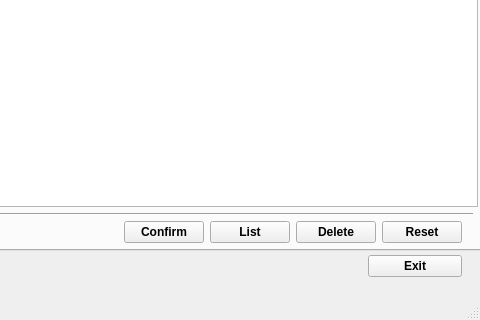
The window that uiresponsable.ui (thiongane-ndiaga/gestion_des_notes) describes before a commit, drawn with Qt 5; both pictures show x 480 to 960 and y 220 to 540 of the 960 by 540 pixel window.
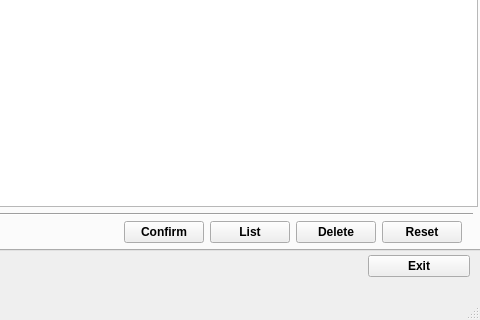
The same window after the commit. The open tabs and pages were chosen to show the change.

What changed in the file:
```diff
--- a/uiresponsable.ui
+++ b/uiresponsable.ui
@@ -2059,7 +2059,7 @@
      <rect>
       <x>848</x>
       <y>470</y>
-      <width>121</width>
+      <width>129</width>
       <height>33</height>
      </rect>
     </property>
```
Left out of the diff: 6 changed lines with no effect on the pictures.
